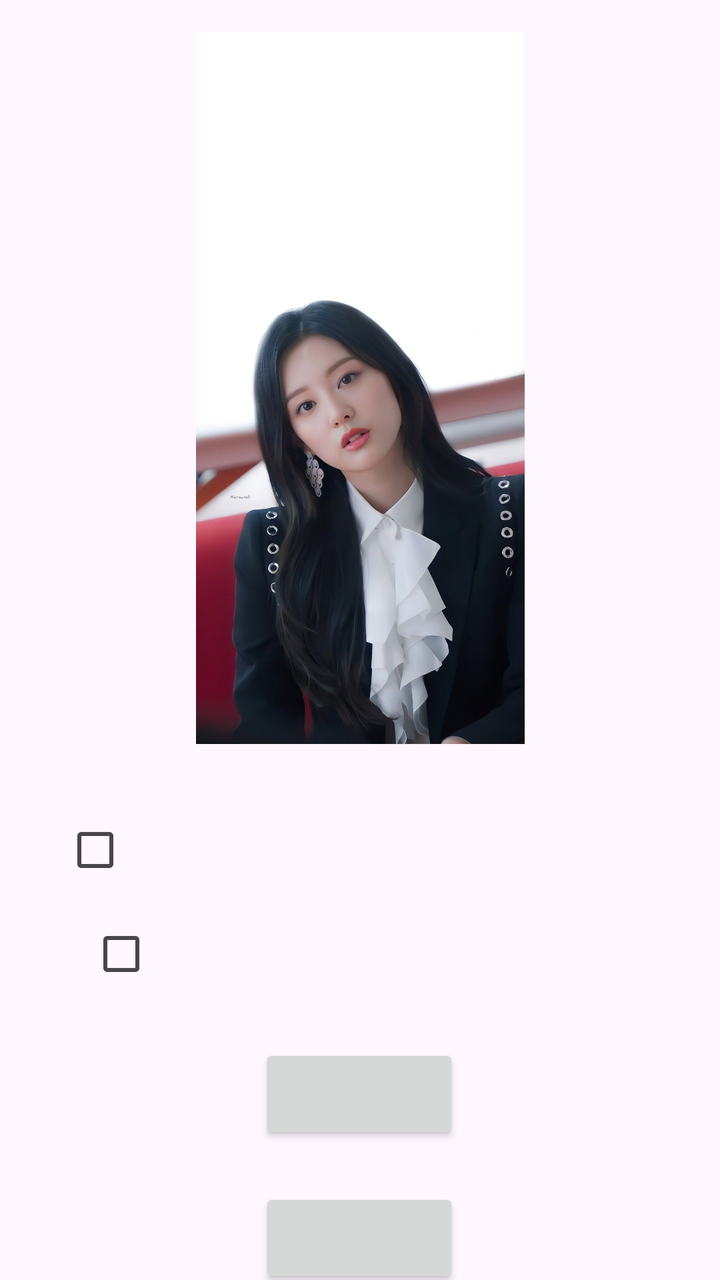
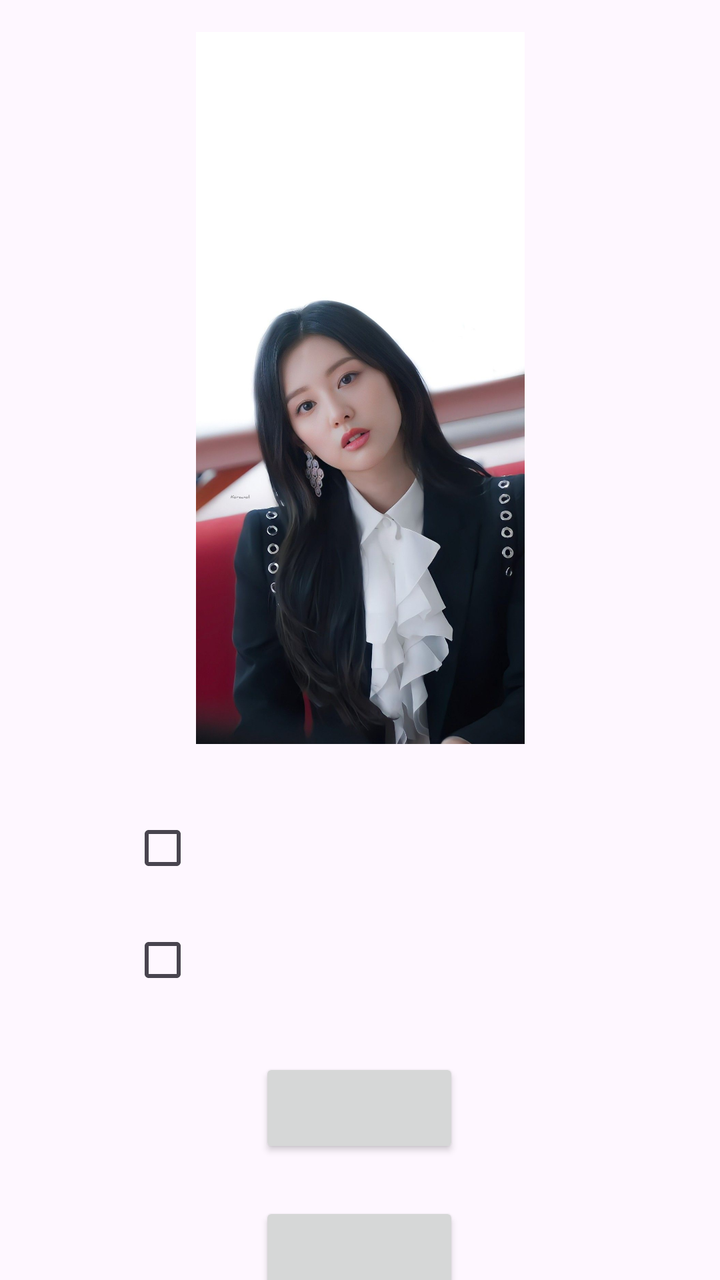

Two renders of the same Android screen: before a commit and after it. Below are the layout's source before the change and the commit's diff.
<!-- AndroidManifest.xml: application theme Theme.SessionApplication -->
<!-- res/layout/activity_bt6.xml -->
<?xml version="1.0" encoding="utf-8"?>
<androidx.constraintlayout.widget.ConstraintLayout xmlns:android="http://schemas.android.com/apk/res/android"
    xmlns:app="http://schemas.android.com/apk/res-auto"
    xmlns:tools="http://schemas.android.com/tools"
    android:id="@+id/main"
    android:layout_width="match_parent"
    android:layout_height="match_parent"
    tools:context=".activity.ActivityBT6">

    <ImageView
        android:id="@+id/img_logo_bt6"
        android:layout_width="287dp"
        android:layout_height="356dp"
        android:layout_marginStart="62dp"
        android:layout_marginTop="16dp"
        android:layout_marginEnd="62dp"
        app:layout_constraintEnd_toEndOf="parent"
        app:layout_constraintStart_toStartOf="parent"
        app:layout_constraintTop_toTopOf="parent"
        app:srcCompat="@drawable/kim" />

    <CheckBox
        android:id="@+id/checkbox_1_bt6"
        style="@android:style/Widget.Holo.CompoundButton.CheckBox"
        android:layout_width="160dp"
        android:layout_height="40dp"
        android:layout_marginStart="62dp"
        android:layout_marginTop="33dp"
        android:layout_marginEnd="199dp"
        android:contentDescription="Nút checkbox"
        android:textSize="18dp"
        app:layout_constraintEnd_toEndOf="parent"
        app:layout_constraintStart_toStartOf="parent"
        app:layout_constraintTop_toBottomOf="@+id/img_logo_bt6" />

    <CheckBox
        android:id="@+id/checkbox_2_bt6"
        style="@android:style/Widget.Holo.CompoundButton.CheckBox"
        android:layout_width="160dp"
        android:layout_height="40dp"
        android:layout_marginStart="62dp"
        android:layout_marginTop="12dp"
        android:layout_marginEnd="204dp"
        android:contentDescription="Nút checkbox"
        android:textSize="18dp"
        app:layout_constraintEnd_toEndOf="parent"
        app:layout_constraintHorizontal_bias="0.266"
        app:layout_constraintStart_toStartOf="parent"
        app:layout_constraintTop_toBottomOf="@+id/checkbox_1_bt6" />

    <Button
        android:id="@+id/btn_submit_bt6"
        android:layout_width="100dp"
        android:layout_height="50dp"
        android:layout_marginStart="155dp"
        android:layout_marginTop="25dp"
        android:layout_marginEnd="156dp"
        android:contentDescription="Nút submit"
        app:layout_constraintEnd_toEndOf="parent"
        app:layout_constraintStart_toStartOf="parent"
        app:layout_constraintTop_toBottomOf="@+id/checkbox_2_bt6" />

    <Button
        android:id="@+id/btn_exit_bt6"
        android:layout_width="100dp"
        android:layout_height="50dp"
        android:layout_marginStart="155dp"
        android:layout_marginTop="22dp"
        android:layout_marginEnd="156dp"
        android:contentDescription="Thoát trang bài tập 6"
        app:layout_constraintEnd_toEndOf="parent"
        app:layout_constraintStart_toStartOf="parent"
        app:layout_constraintTop_toBottomOf="@+id/btn_submit_bt6" />
</androidx.constraintlayout.widget.ConstraintLayout>
<!-- resources referenced by this layout -->
<resources>
  <!-- drawable kim: jpg bitmap (drawable, 91847 bytes) -->
  <style name="Theme.SessionApplication" parent="Base.Theme.SessionApplication" />
  <style name="Base.Theme.SessionApplication" parent="Theme.Material3.DayNight.NoActionBar">
          
          
      </style>
</resources>

<!-- the commit's change to res/layout/activity_bt6.xml (unified diff, before → after) -->
@@ -22,29 +22,30 @@
     <CheckBox
         android:id="@+id/checkbox_1_bt6"
         style="@android:style/Widget.Holo.CompoundButton.CheckBox"
-        android:layout_width="160dp"
-        android:layout_height="40dp"
+        android:layout_width="wrap_content"
+        android:layout_height="wrap_content"
         android:layout_marginStart="62dp"
-        android:layout_marginTop="33dp"
+        android:layout_marginTop="28dp"
         android:layout_marginEnd="199dp"
         android:contentDescription="Nút checkbox"
         android:textSize="18dp"
         app:layout_constraintEnd_toEndOf="parent"
+        app:layout_constraintHorizontal_bias="0.067"
         app:layout_constraintStart_toStartOf="parent"
         app:layout_constraintTop_toBottomOf="@+id/img_logo_bt6" />
 
     <CheckBox
         android:id="@+id/checkbox_2_bt6"
         style="@android:style/Widget.Holo.CompoundButton.CheckBox"
-        android:layout_width="160dp"
-        android:layout_height="40dp"
+        android:layout_width="wrap_content"
+        android:layout_height="wrap_content"
         android:layout_marginStart="62dp"
-        android:layout_marginTop="12dp"
+        android:layout_marginTop="8dp"
         android:layout_marginEnd="204dp"
         android:contentDescription="Nút checkbox"
         android:textSize="18dp"
         app:layout_constraintEnd_toEndOf="parent"
-        app:layout_constraintHorizontal_bias="0.266"
+        app:layout_constraintHorizontal_bias="0.07"
         app:layout_constraintStart_toStartOf="parent"
         app:layout_constraintTop_toBottomOf="@+id/checkbox_1_bt6" />
 
